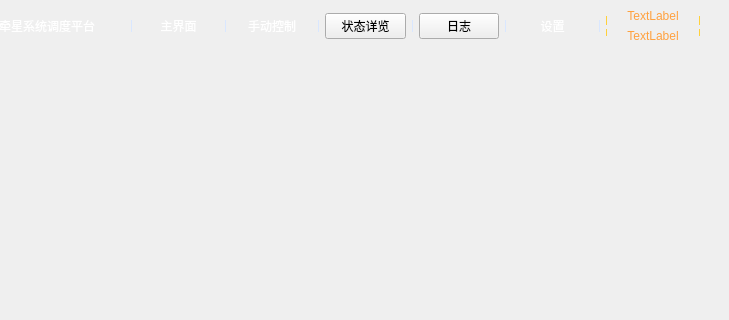
The window that widgetmain.ui (LongyuHe1990/AgvMonitor) describes before a commit, drawn with Qt 5; both pictures show x 145 to 874 and y 0 to 320 of the 874 by 683 pixel window.
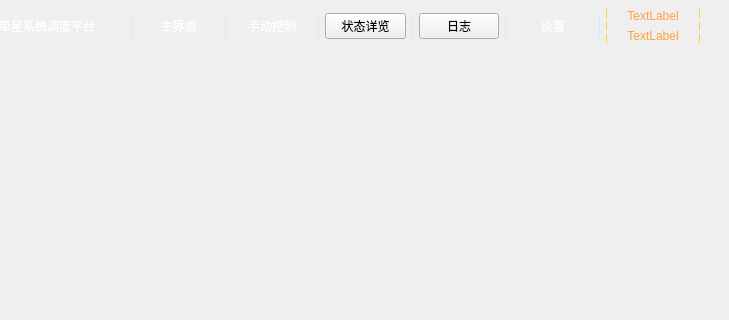
The same window after the commit. Icons and pictures are not drawn.

```diff
--- a/widgetmain.ui
+++ b/widgetmain.ui
@@ -111,7 +111,7 @@
               <property name="maximumSize">
                <size>
                 <width>1</width>
-                <height>12</height>
+                <height>24</height>
                </size>
               </property>
               <property name="styleSheet">
@@ -142,7 +142,7 @@
               <property name="maximumSize">
                <size>
                 <width>1</width>
-                <height>12</height>
+                <height>24</height>
                </size>
               </property>
               <property name="styleSheet">
@@ -172,7 +172,7 @@
               <property name="maximumSize">
                <size>
                 <width>1</width>
-                <height>12</height>
+                <height>24</height>
                </size>
               </property>
               <property name="styleSheet">
@@ -199,7 +199,7 @@
               <property name="maximumSize">
                <size>
                 <width>1</width>
-                <height>12</height>
+                <height>24</height>
                </size>
               </property>
               <property name="styleSheet">
@@ -226,7 +226,7 @@
               <property name="maximumSize">
                <size>
                 <width>1</width>
-                <height>12</height>
+                <height>24</height>
                </size>
               </property>
               <property name="styleSheet">
@@ -256,7 +256,7 @@
               <property name="maximumSize">
                <size>
                 <width>1</width>
-                <height>12</height>
+                <height>24</height>
                </size>
               </property>
               <property name="styleSheet">
@@ -269,7 +269,7 @@
               <property name="maximumSize">
                <size>
                 <width>1</width>
-                <height>20</height>
+                <height>40</height>
                </size>
               </property>
               <property name="styleSheet">
@@ -314,7 +314,7 @@
               <property name="maximumSize">
                <size>
                 <width>1</width>
-                <height>20</height>
+                <height>40</height>
                </size>
               </property>
               <property name="styleSheet">
```
Left out of the diff: 46 changed lines with no effect on the pictures.
